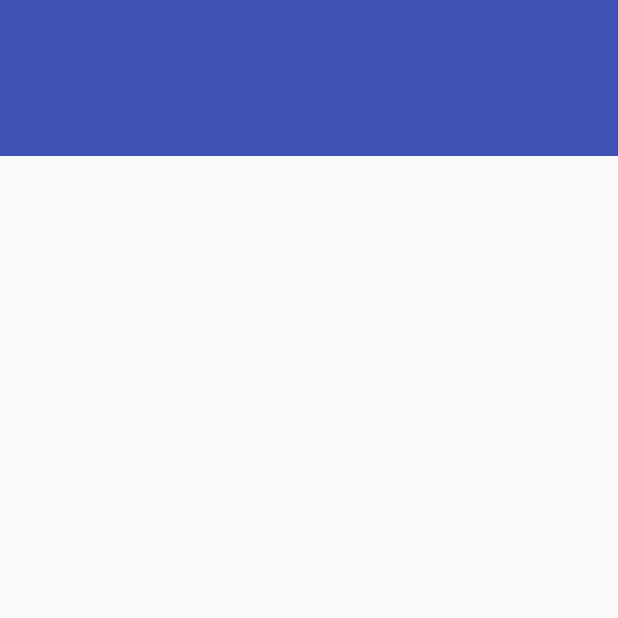
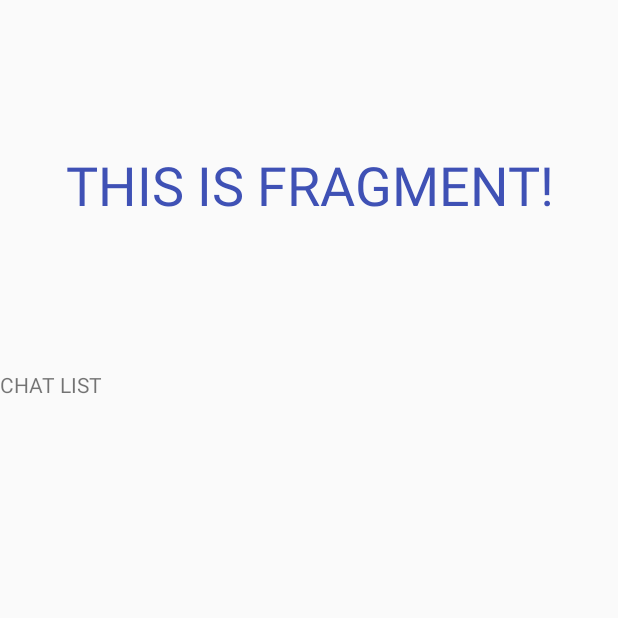
Before and after one commit to miller7777777/Level_Up_chat_11_12, an Android app: the screen it shows after launch (TabLayoutExampleActivity before the commit, ExampleWithFragmentActivity after it), on a phone screen of 412 x 824 dp, the top half of it. Run offline under Robolectric (Android 15) with nearby library versions, the phone set to English and light mode, and no system bars; libraries missing offline, so code that uses them is left out: io.realm; 1 statement that could not run was skipped.

Commit message:
Разобрались с фрагментами;

```diff
--- a/app/src/main/AndroidManifest.xml
+++ b/app/src/main/AndroidManifest.xml
@@ -43,11 +43,17 @@
         </activity>
         <activity android:name=".TabLayoutExampleActivity">
 
+
+        </activity>
+
+        <activity android:name=".ExampleWithFragmentActivity">
+
             <intent-filter>
                 <action android:name="android.intent.action.MAIN"/>
 
                 <category android:name="android.intent.category.LAUNCHER"/>
             </intent-filter>
+
         </activity>
     </application>
 
--- /dev/null
+++ b/app/src/main/java/ru/levelp/chatlevelup_11_12/ChatListFragment.java
@@ -0,0 +1,22 @@
+package ru.levelp.chatlevelup_11_12;
+
+
+import android.os.Bundle;
+import android.support.annotation.Nullable;
+import android.support.v4.app.Fragment;
+import android.view.LayoutInflater;
+import android.view.View;
+import android.view.ViewGroup;
+
+public class ChatListFragment extends Fragment{
+
+    @Nullable
+    @Override
+    public View onCreateView(LayoutInflater inflater, @Nullable ViewGroup container, @Nullable Bundle savedInstanceState) {
+
+        View v = inflater.inflate(R.layout.fragment_chat_list, container, false);
+        String value = getArguments().getString("key");
+
+        return v;
+    }
+}
--- /dev/null
+++ b/app/src/main/java/ru/levelp/chatlevelup_11_12/ExampleWithFragmentActivity.java
@@ -0,0 +1,31 @@
+package ru.levelp.chatlevelup_11_12;
+
+
+import android.os.Bundle;
+import android.support.annotation.Nullable;
+import android.support.v4.app.Fragment;
+import android.support.v4.app.FragmentManager;
+import android.support.v7.app.AppCompatActivity;
+
+public class ExampleWithFragmentActivity extends AppCompatActivity{
+
+    @Override
+    protected void onCreate(@Nullable Bundle savedInstanceState) {
+        super.onCreate(savedInstanceState);
+        setContentView(R.layout.activity_example_with_fragment);
+
+        ChatListFragment fragment = new ChatListFragment();
+        Bundle args = new Bundle();
+        args.putString("key", "value");
+        fragment.setArguments(args);
+        FragmentManager fm = getSupportFragmentManager();
+        fm.beginTransaction()
+                .add(R.id.container, fragment)
+                .commitAllowingStateLoss();
+    }
+
+    @Override
+    protected void onStart() {
+        super.onStart();
+    }
+}
--- a/app/src/main/res/layout-v21/activity_tab_layout_example.xml
+++ /dev/null
@@ -1,33 +0,0 @@
-<?xml version="1.0" encoding="utf-8"?>
-<LinearLayout
-    xmlns:android="http://schemas.android.com/apk/res/android"
-    xmlns:app="http://schemas.android.com/apk/res-auto"
-    xmlns:tools="http://schemas.android.com/tools"
-    android:layout_width="match_parent"
-    android:layout_height="match_parent"
-    android:orientation="vertical">
-
-    <android.support.v7.widget.Toolbar
-        android:id="@+id/toolbar"
-        android:layout_width="match_parent"
-        android:layout_height="wrap_content"
-        android:background="@color/colorPrimary">
-
-    </android.support.v7.widget.Toolbar>
-
-    <android.support.design.widget.TabLayout
-        android:id="@+id/tab_layout"
-        android:layout_width="match_parent"
-        android:layout_height="wrap_content"
-        android:background="@color/colorPrimary">
-
-    </android.support.design.widget.TabLayout>
-
-    <android.support.v4.view.ViewPager
-        android:id="@+id/pager"
-        android:layout_width="match_parent"
-        android:layout_height="match_parent">
-
-    </android.support.v4.view.ViewPager>
-
-</LinearLayout>
--- /dev/null
+++ b/app/src/main/res/layout/activity_example_with_fragment.xml
@@ -0,0 +1,24 @@
+<?xml version="1.0" encoding="utf-8"?>
+<LinearLayout xmlns:android="http://schemas.android.com/apk/res/android"
+              android:orientation="vertical"
+              android:layout_width="match_parent"
+              android:layout_height="match_parent">
+
+    <TextView
+        android:layout_width="match_parent"
+        android:layout_height="0dp"
+        android:layout_weight="3"
+        android:text="THIS IS FRAGMENT!"
+        android:textSize="36sp"
+        android:gravity="center"
+        android:textColor="@color/colorPrimary"/>
+
+    <FrameLayout
+        android:id="@+id/container"
+        android:layout_width="match_parent"
+        android:layout_height="0dp"
+        android:layout_weight="7">
+
+    </FrameLayout>
+
+</LinearLayout>
--- a/app/src/main/res/layout/activity_tab_layout_example.xml
+++ b/app/src/main/res/layout/activity_tab_layout_example.xml
@@ -7,11 +7,26 @@
     android:layout_height="match_parent"
     android:orientation="vertical">
 
-    <Toolbar
+    <android.support.v7.widget.Toolbar
         android:id="@+id/toolbar"
         android:layout_width="match_parent"
         android:layout_height="wrap_content">
 
-    </Toolbar>
+    </android.support.v7.widget.Toolbar>
+
+    <android.support.design.widget.TabLayout
+        android:id="@+id/tab_layout"
+        android:layout_width="match_parent"
+        android:layout_height="wrap_content"
+        android:background="@color/colorPrimary">
+
+    </android.support.design.widget.TabLayout>
+
+    <android.support.v4.view.ViewPager
+        android:id="@+id/pager"
+        android:layout_width="match_parent"
+        android:layout_height="match_parent">
+
+    </android.support.v4.view.ViewPager>
 
 </LinearLayout>
--- /dev/null
+++ b/app/src/main/res/layout/fragment_chat_list.xml
@@ -0,0 +1,12 @@
+<?xml version="1.0" encoding="utf-8"?>
+<LinearLayout xmlns:android="http://schemas.android.com/apk/res/android"
+              android:orientation="vertical"
+              android:layout_width="match_parent"
+              android:layout_height="match_parent">
+
+    <TextView
+        android:layout_width="match_parent"
+        android:layout_height="wrap_content"
+        android:text="CHAT LIST"/>
+
+</LinearLayout>
```
Also changed, not shown: app/src/main/java/ru/levelp/chatlevelup_11_12/TabLayoutExampleActivity.java (+21 -0 lines), app/src/main/java/ru/levelp/chatlevelup_11_12/UserListFragment.java (added, +20 -0 lines), app/src/main/java/ru/levelp/chatlevelup_11_12/ViewPagerAdapter.java (added, +38 -0 lines), app/src/main/res/layout/fragment_user_list.xml (added, +12 -0 lines).
